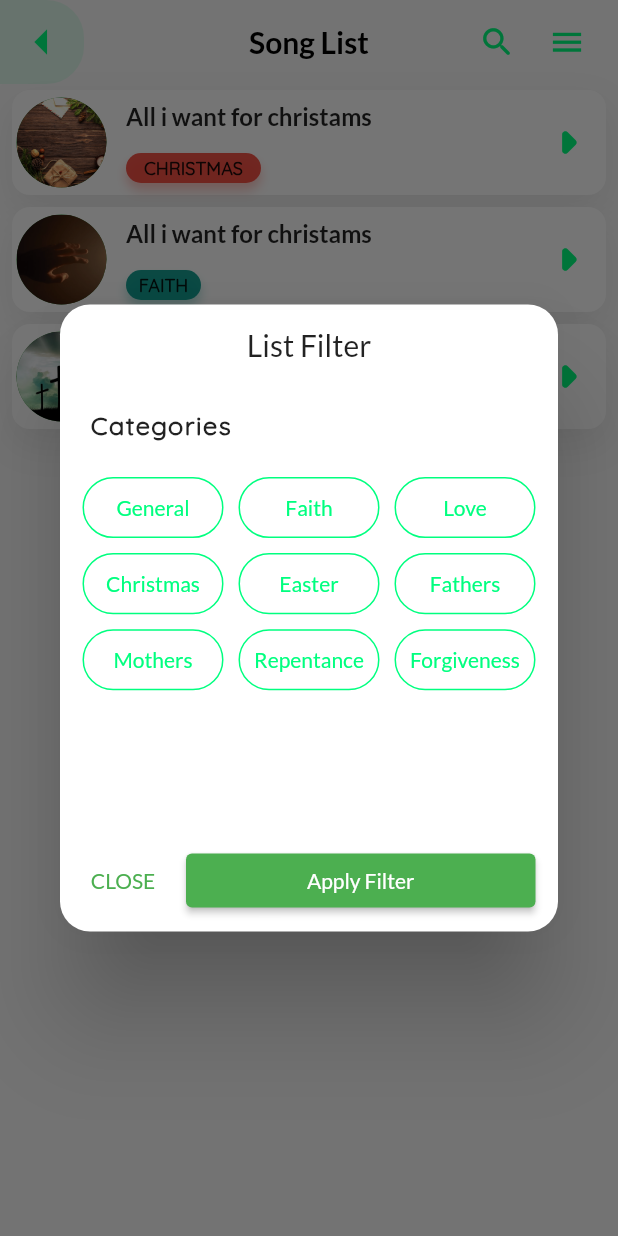
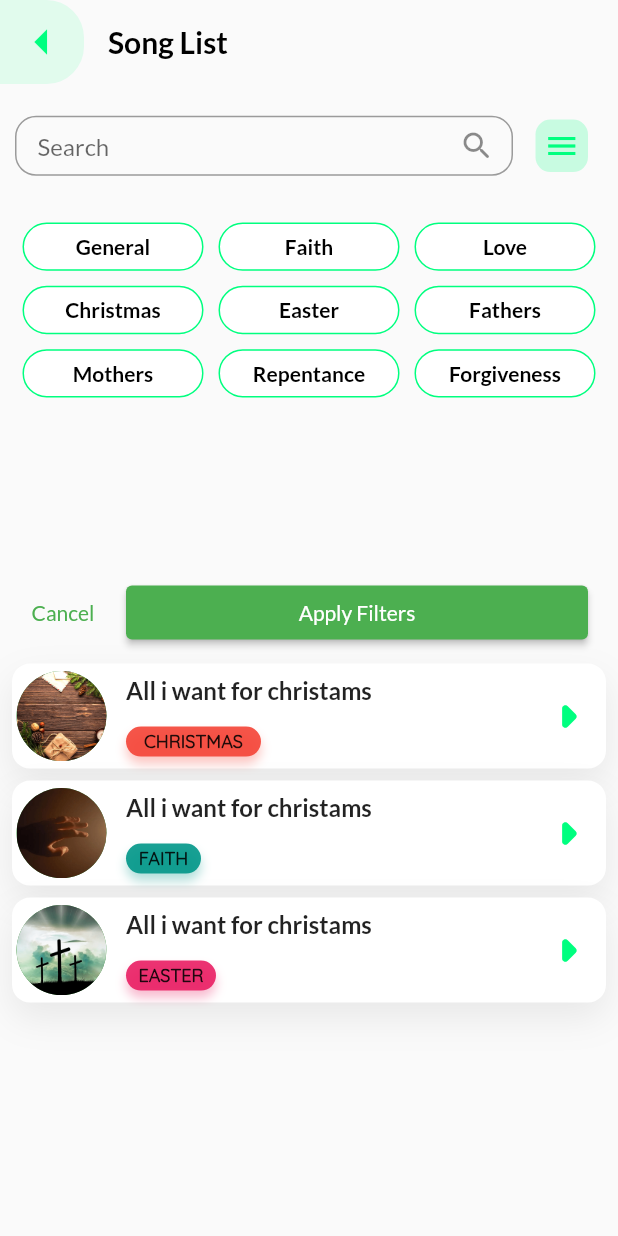
Before and after one commit to Ikechukwu-etoniru/children_acm_app, a Flutter app: the TeachingAidSongs screen opened by its route, after a tap on the "menu" icon, on a phone screen of 412 x 824 dp. Run offline on Flutter 3.47's test engine with Material 2 defaults, Android fonts, the phone set to English and light mode, and no system bars; our stand-ins replace font_awesome_flutter.

Commit message:
Added filtering logic to song list

```diff
--- a/lib/provider/songs_provider.dart
+++ b/lib/provider/songs_provider.dart
@@ -23,4 +23,12 @@ class SongProvider with ChangeNotifier {
   List<SongAid> get songList {
     return [..._songList];
   }
+
+  List<SongAid> filterByCategory(TaCategory category) {
+    return _songList.where((song) => song.category == category).toList();
+  }
+
+  List<SongAid> filterByCategories(List<TaCategory> cateList) {
+    return _songList.where((song) => cateList.contains(song.category)).toList();
+  }
 }
--- a/lib/teaching_aid_components/screen/songs_screen.dart
+++ b/lib/teaching_aid_components/screen/songs_screen.dart
@@ -8,10 +8,15 @@ import '/teaching_aid_components/screen/widgets/song_list_container.dart';
 
 //Screen that will contain all songs in our teacher's aid song category
 
-class TeachingAidSongs extends StatelessWidget {
+class TeachingAidSongs extends StatefulWidget {
   static const routeName = '/songs.dart';
-  TeachingAidSongs({Key? key}) : super(key: key);
+  const TeachingAidSongs({Key? key}) : super(key: key);
 
+  @override
+  State<TeachingAidSongs> createState() => _TeachingAidSongsState();
+}
+
+class _TeachingAidSongsState extends State<TeachingAidSongs> {
   final List<String> categoryList = [
     'General',
     'Faith',
@@ -26,112 +31,48 @@ class TeachingAidSongs extends StatelessWidget {
 
   List<String> choosenCategoryList = [];
 
-  Future<dynamic> filterSongsDialog(BuildContext ctx) {
-    return showDialog(
-        context: ctx,
-        barrierDismissible: false,
-        builder: (ctx) {
-          return Dialog(
-            shape: RoundedRectangleBorder(
-              borderRadius: BorderRadius.circular(20),
-            ),
-            elevation: 30,
-            child: Column(
-                mainAxisSize: MainAxisSize.min,
-                crossAxisAlignment: CrossAxisAlignment.start,
-                children: [
-                  const SizedBox(height: 15),
-                  const Center(
-                    child: SizedBox(
-                      height: 30,
-                      child: Text(
-                        'List Filter',
-                        style: TextStyle(
-                            fontSize: 20, fontWeight: FontWeight.w400),
-                      ),
-                    ),
-                  ),
-                  const SizedBox(
-                    height: 25,
-                  ),
-                  Container(
-                    height: 30,
-                    margin: const EdgeInsets.symmetric(horizontal: 20),
-                    child: const Text(
-                      'Categories',
-                      style: TextStyle(
-                          letterSpacing: 1,
-                          fontSize: 17,
-                          fontFamily: 'Quicksand',
-                          fontWeight: FontWeight.bold),
-                    ),
-                  ),
-                  SizedBox(
-                    height: 250,
-                    child: GridView.builder(
-                      padding: const EdgeInsets.symmetric(
-                          horizontal: 15, vertical: 15),
-                      itemCount: categoryList.length,
-                      gridDelegate:
-                          const SliverGridDelegateWithMaxCrossAxisExtent(
-                              maxCrossAxisExtent: 100,
-                              childAspectRatio: 3 / 1.3,
-                              crossAxisSpacing: 10,
-                              mainAxisSpacing: 10),
-                      itemBuilder: (context, index) => Container(
-                        padding: const EdgeInsets.symmetric(
-                            vertical: 2, horizontal: 2),
-                        decoration: BoxDecoration(
-                          borderRadius: BorderRadius.circular(23),
-                          border: Border.all(
-                              color: DashboardScreen.primaryColor, width: 1),
-                        ),
-                        child: Center(
-                          child: FittedBox(
-                            child: Text(
-                              categoryList[index],
-                              style: const TextStyle(
-                                  color: DashboardScreen.primaryColor),
-                            ),
-                          ),
-                        ),
-                      ),
-                    ),
-                  ),
-                  Container(
-                    margin: const EdgeInsets.symmetric(vertical: 10),
-                    child: Row(
-                      children: [
-                        const SizedBox(
-                          width: 10,
-                        ),
-                        TextButton(
-                          onPressed: () {
-                            Navigator.of(ctx).pop();
-                          },
-                          child: const Text('CLOSE'),
-                        ),
-                        const SizedBox(
-                          width: 10,
-                        ),
-                        Expanded(
-                          child: Padding(
-                            padding: const EdgeInsets.only(right: 15),
-                            child: ElevatedButton(
-                              onPressed: () {},
-                              child: const Text(
-                                'Apply Filter',
-                                style: TextStyle(color: Colors.white),
-                              ),
-                            ),
-                          ),
-                        )
-                      ],
-                    ),
-                  )
-                ]),
-          );
-        });
+  int selectedGrid = -1;
+
+  TaCategory? filterCatList;
+
+  List<TaCategory>? filterCatsList = [];
+
+  var _showCategoryBlock = false;
+
+  Set selectedItem = {};
+
+  void _applyFilters(Set selectedItems) {
+    for (var element in selectedItem) {
+      if (element == 0) {
+        filterCatsList?.add(TaCategory.general);
+      } else if (element == 1) {
+        filterCatsList?.add(TaCategory.faith);
+      } else if (element == 2) {
+        filterCatsList?.add(TaCategory.love);
+      } else if (element == 3) {
+        filterCatsList?.add(TaCategory.christmas);
+      } else if (element == 4) {
+        filterCatsList?.add(TaCategory.easter);
+      } else if (element == 5) {
+        filterCatsList?.add(TaCategory.fathers);
+      } else if (element == 6) {
+        filterCatsList?.add(TaCategory.mothers);
+      } else if (element == 7) {
+        filterCatsList?.add(TaCategory.repentance);
+      } else if (element == 8) {
+        filterCatsList?.add(TaCategory.forgiveness);
+      }
+    }
+  }
+
+  void _selectedIndex(int index) {
+    setState(() {
+      if (selectedItem.contains(index)) {
+        selectedItem.remove(index);
+      } else {
+        selectedItem.add(index);
+      }
+    });
   }
 
   @override
@@ -139,11 +80,13 @@ class TeachingAidSongs extends StatelessWidget {
     final dH = MediaQuery.of(context);
     final deviceHeight = dH.size.height - dH.padding.top;
     final deviceWidth = dH.size.width;
-    final List<SongAid> songList = Provider.of<SongProvider>(context).songList;
+    final List<SongAid> songList = filterCatsList!.isEmpty
+        ? Provider.of<SongProvider>(context).songList
+        : Provider.of<SongProvider>(context)
+            .filterByCategories(filterCatsList!);
 
     return Scaffold(
       appBar: AppBar(
-        centerTitle: true,
         title: const Text(
           'Song List',
           style: TextStyle(
@@ -172,36 +115,165 @@ class TeachingAidSongs extends StatelessWidget {
             },
           ),
         ),
-        actions: [
-          const Icon(
-            Icons.search_rounded,
-            color: DashboardScreen.primaryColor,
-            size: 25,
-          ),
-          const SizedBox(width: 10),
-          IconButton(
-              onPressed: () {
-                filterSongsDialog(context);
-              },
-              icon: const Icon(
-                Icons.menu,
-                color: DashboardScreen.primaryColor,
-                size: 25,
-              )),
-          const SizedBox(width: 10)
-        ],
       ),
       body: Column(
         children: [
           SizedBox(
-            height: deviceHeight * 0.7,
             width: deviceWidth,
+            height: deviceHeight * 0.1,
+            child: Row(
+              children: [
+                Expanded(
+                  child: Container(
+                    height: 40,
+                    margin:
+                        const EdgeInsets.symmetric(horizontal: 10, vertical: 2),
+                    child: TextField(
+                      decoration: InputDecoration(
+                        contentPadding: const EdgeInsets.only(top: 7, left: 15),
+                        suffixIcon: const Icon(Icons.search_rounded),
+                        hintText: 'Search',
+                        border: OutlineInputBorder(
+                          borderRadius: BorderRadius.circular(14),
+                        ),
+                      ),
+                    ),
+                  ),
+                ),
+                InkWell(
+                  child: Container(
+                    margin: const EdgeInsets.only(left: 5, right: 20),
+                    height: 35,
+                    width: 35,
+                    decoration: BoxDecoration(
+                      color: DashboardScreen.primaryColor.withOpacity(0.2),
+                      borderRadius: BorderRadius.circular(10),
+                    ),
+                    child: const Icon(Icons.menu,
+                        color: DashboardScreen.primaryColor),
+                  ),
+                  onTap: () {
+                    setState(() {
+                      _showCategoryBlock = !_showCategoryBlock;
+                    });
+                  },
+                ),
+              ],
+            ),
+          ),
+          if (_showCategoryBlock)
+            SizedBox(
+              height: 300,
+              width: deviceWidth,
+              child: Column(
+                children: [
+                  Expanded(
+                    child: GridView.builder(
+                      padding: const EdgeInsets.symmetric(
+                          horizontal: 15, vertical: 10),
+                      itemCount: categoryList.length,
+                      gridDelegate:
+                          const SliverGridDelegateWithMaxCrossAxisExtent(
+                              maxCrossAxisExtent: 150,
+                              childAspectRatio: 3 / 0.8,
+                              crossAxisSpacing: 10,
+                              mainAxisSpacing: 10),
+                      itemBuilder: (ctx, index) => InkWell(
+                        onTap: () {
+                          _selectedIndex(index);
+                        },
+                        child: Container(
+                          padding: const EdgeInsets.symmetric(horizontal: 5),
+                          decoration: BoxDecoration(
+                              borderRadius: BorderRadius.circular(40),
+                              border: Border.all(
+                                  color: DashboardScreen.primaryColor),
+                              color: selectedItem.contains(index)
+                                  ? DashboardScreen.primaryColor
+                                  : Colors.white),
+                          child: Center(
+                            child: FittedBox(
+                              child: Text(
+                                categoryList[index],
+                                style: TextStyle(
+                                    fontWeight: FontWeight.w800,
+                                    color: selectedItem.contains(index)
+                                        ? Colors.white
+                                        : Colors.black),
+                              ),
+                            ),
+                          ),
+                        ),
+                      ),
+                    ),
+                  ),
+                  Container(
+                    margin: const EdgeInsets.only(
+                        left: 10, right: 20, bottom: 5, top: 5),
+                    height: 50,
+                    width: deviceWidth,
+                    child: Row(
+                      children: [
+                        TextButton(
+                          onPressed: () {
+                            setState(() {
+                              selectedItem.clear();
+                              _showCategoryBlock = false;
+                            });
+                          },
+                          child: const Text('Cancel'),
+                        ),
+                        const SizedBox(width: 10),
+                        if (selectedItem.isNotEmpty)
+                          InkWell(
+                            onTap: () {
+                              setState(() {
+                                selectedItem.clear();
+                              });
+                            },
+                            child: Container(
+                              height: 30,
+                              width: 60,
+                              decoration: BoxDecoration(
+                                  borderRadius: BorderRadius.circular(8),
+                                  color: Colors.red),
+                              child: const Center(
+                                child: Text(
+                                  'Clear',
+                                  style: TextStyle(
+                                      color: Colors.white,
+                                      fontWeight: FontWeight.bold),
+                                ),
+                              ),
+                            ),
+                          ),
+                        if (selectedItem.isNotEmpty)
+                          const SizedBox(
+                            width: 10,
+                          ),
+                        Expanded(
+                            child: ElevatedButton(
+                          onPressed: () {
+                            setState(() {
+                              _applyFilters(selectedItem);
+                              _showCategoryBlock = false;
+                            });
+                          },
+                          child: const Text('Apply Filters'),
+                        ))
+                      ],
+                    ),
+                  )
+                ],
+              ),
+            ),
+          Expanded(
             child: ListView.builder(
               itemCount: songList.length,
               itemBuilder: (context, index) =>
                   SongListContainer(songList[index]),
             ),
-          )
+          ),
         ],
       ),
     );
```
